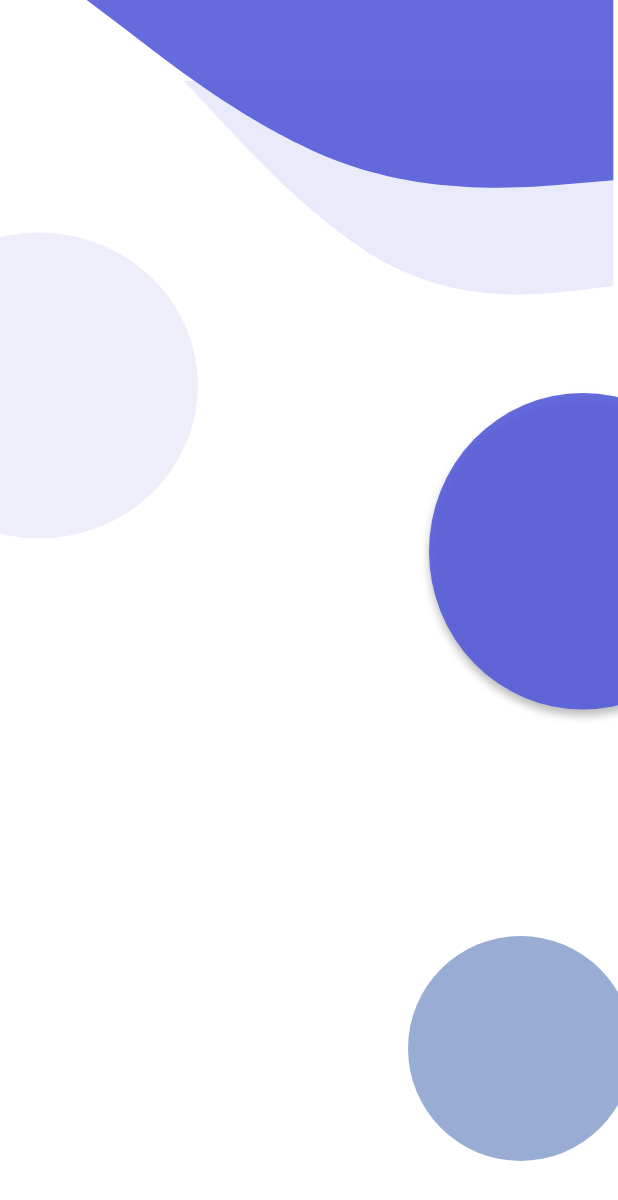
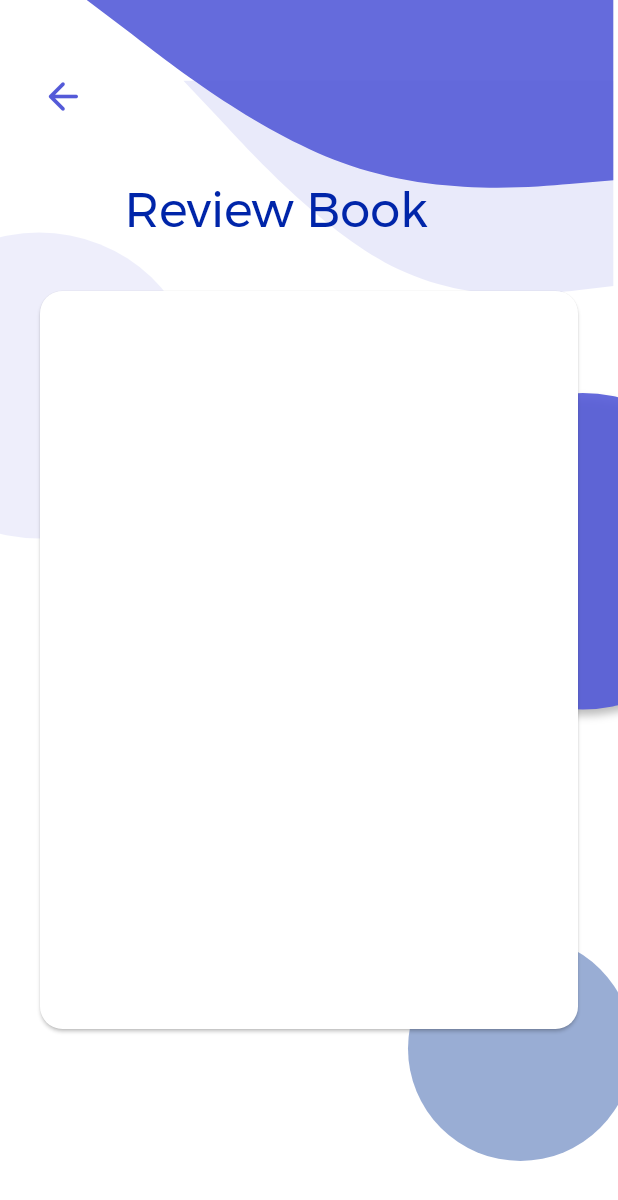
Before and after one commit to jyothir10/bibliotheca, a Flutter app: the ReviewBookScreen1 screen opened directly, on a phone screen of 412 x 824 dp. Shown: the top 1200 px of the screen. Run offline on Flutter 3.47's test engine with Material 2 defaults, Android fonts, the phone set to English and light mode, and no system bars; our stand-ins replace cloud_firestore, firebase_auth, firebase_core, flutter_svg, modal_progress_hud_nsn, shared_preferences; missing offline and left inert: blobs; accounts and stored records are empty.

Commit message:
review book screen1

```diff
--- a/lib/Screens/ReviewBookScreen1.dart
+++ b/lib/Screens/ReviewBookScreen1.dart
@@ -2,6 +2,7 @@ import 'package:bibliotheca/Components/Background.dart';
 import 'package:flutter/material.dart';
 
 class ReviewBookScreen1 extends StatefulWidget {
+  static const String id = '/review1';
   const ReviewBookScreen1({Key? key}) : super(key: key);
 
   @override
@@ -15,6 +16,57 @@ class _ReviewBookScreen1State extends State<ReviewBookScreen1> {
       body: Stack(
         children: [
           Background(),
+          Positioned(
+            top: 40,
+            left: 18,
+            child: IconButton(
+              onPressed: () {
+                Navigator.pop(context, true);
+              },
+              icon: const Icon(
+                Icons.arrow_back_rounded,
+                size: 30,
+                color: Color(0xFF545AD8),
+              ),
+            ),
+          ),
+          const Positioned(
+            left: 83,
+            top: 120,
+            child: Text(
+              'Review Book',
+              style: TextStyle(
+                color: Color(0xFF0025A9),
+                fontSize: 32,
+                fontFamily: 'Montserrat',
+              ),
+            ),
+          ),
+          Positioned(
+            top: 190,
+            child: Container(
+              width: MediaQuery.of(context).size.width,
+              child: Column(
+                mainAxisAlignment: MainAxisAlignment.center,
+                crossAxisAlignment: CrossAxisAlignment.center,
+                children: [
+                  Container(
+                    height: 500,
+                    width: MediaQuery.of(context).size.width * .89,
+                    child: Card(
+                        shape: RoundedRectangleBorder(
+                          borderRadius: BorderRadius.circular(15.0),
+                        ),
+                        child: Column(
+                          mainAxisAlignment: MainAxisAlignment.center,
+                          crossAxisAlignment: CrossAxisAlignment.center,
+                          children: [],
+                        )),
+                  ),
+                ],
+              ),
+            ),
+          ),
         ],
       ),
     );
--- a/lib/main.dart
+++ b/lib/main.dart
@@ -5,6 +5,7 @@ import 'package:bibliotheca/Screens/RegistrationScreen.dart';
 import 'package:bibliotheca/Screens/RegistrationScreen2.dart';
 import 'package:bibliotheca/Screens/ReissueBookScreen.dart';
 import 'package:bibliotheca/Screens/ReviewBookScreen.dart';
+import 'package:bibliotheca/Screens/ReviewBookScreen1.dart';
 import 'package:bibliotheca/Screens/SearchScreen1.dart';
 import 'package:bibliotheca/Screens/SearchScreen2.dart';
 import 'package:bibliotheca/Screens/SearchScreen3.dart';
@@ -43,7 +44,7 @@ class MyApp extends StatelessWidget {
               ),
         ),
         debugShowCheckedModeBanner: false,
-        initialRoute: SplashScreen.id,
+        initialRoute: ReviewBookScreen1.id,
         routes: {
           SplashScreen.id: (context) => SplashScreen(),
           OnboardingScreen.id: (context) => OnboardingScreen(),
@@ -61,6 +62,7 @@ class MyApp extends StatelessWidget {
           IssuedBooks.id: (context) => IssuedBooks(),
           DuePaymentScreen.id: (context) => DuePaymentScreen(),
           ReviewBookScreen.id: (context) => ReviewBookScreen(),
+          ReviewBookScreen1.id: (context) => ReviewBookScreen1(),
         });
   }
 }
```
